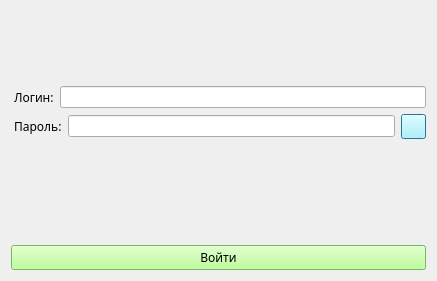
Old version of the form forms/auth.ui in the repository programmister68/coursework_library_db.
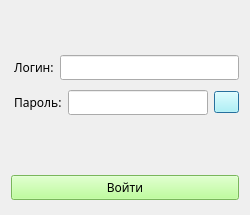
New version of the form. Icons and pictures are not drawn.

Patch:
```diff
--- a/forms/auth.ui
+++ b/forms/auth.ui
@@ -6,8 +6,8 @@
    <rect>
     <x>0</x>
     <y>0</y>
-    <width>437</width>
-    <height>281</height>
+    <width>250</width>
+    <height>215</height>
    </rect>
   </property>
   <property name="sizePolicy">
@@ -16,10 +16,16 @@
     <verstretch>0</verstretch>
    </sizepolicy>
   </property>
+  <property name="minimumSize">
+   <size>
+    <width>250</width>
+    <height>215</height>
+   </size>
+  </property>
   <property name="maximumSize">
    <size>
-    <width>450</width>
-    <height>350</height>
+    <width>250</width>
+    <height>215</height>
    </size>
   </property>
   <property name="windowTitle">
@@ -36,6 +42,9 @@
        <property name="orientation">
         <enum>Qt::Vertical</enum>
        </property>
+       <property name="sizeType">
+        <enum>QSizePolicy::Fixed</enum>
+       </property>
        <property name="sizeHint" stdset="0">
         <size>
          <width>20</width>
@@ -63,7 +72,13 @@
         </widget>
        </item>
        <item>
-        <widget class="QLineEdit" name="edit_login"/>
+        <widget class="QLineEdit" name="edit_login">
+         <property name="font">
+          <font>
+           <family>Nunito</family>
+          </font>
+         </property>
+        </widget>
        </item>
       </layout>
      </item>
@@ -87,6 +102,11 @@
        </item>
        <item>
         <widget class="QLineEdit" name="edit_password">
+         <property name="font">
+          <font>
+           <family>Nunito</family>
+          </font>
+         </property>
          <property name="inputMethodHints">
           <set>Qt::ImhHiddenText|Qt::ImhNoAutoUppercase|Qt::ImhNoPredictiveText|Qt::ImhSensitiveData</set>
          </property>
@@ -100,7 +120,7 @@
          <property name="maximumSize">
           <size>
            <width>25</width>
-           <height>25</height>
+           <height>22</height>
           </size>
          </property>
          <property name="cursor">
@@ -131,7 +151,7 @@
        <property name="sizeHint" stdset="0">
         <size>
          <width>20</width>
-         <height>100</height>
+         <height>50</height>
         </size>
        </property>
       </spacer>
```
